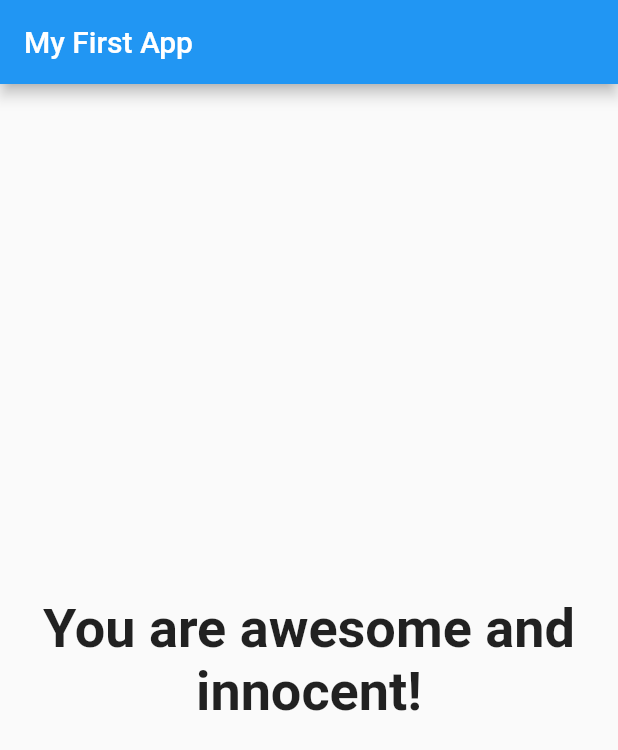
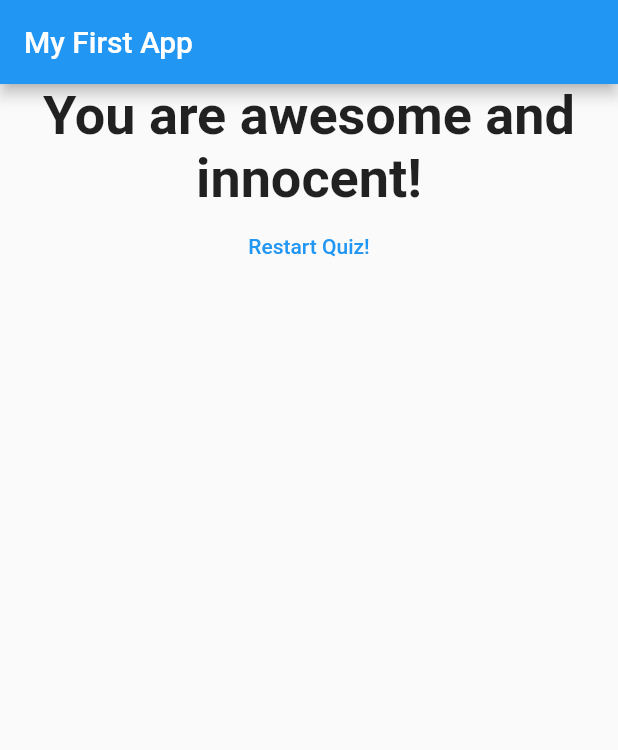
Before and after one commit to sliemansalah/flutter_quiz_app, a Flutter app: the screen it shows after launch, after a tap on "Black", after a tap on "Snake", after a tap on "Max", on a phone screen of 412 x 824 dp. Shown: the top 750 px of the screen. Run offline on Flutter 3.47's test engine with Material 2 defaults, Android fonts, the phone set to English and light mode, and no system bars.

Commit message:
finish app.

```diff
--- a/lib/main.dart
+++ b/lib/main.dart
@@ -13,6 +13,7 @@ class MyApp extends StatefulWidget {
 class _MyAppState extends State<MyApp> {
   var _questionIndex = 0;
   var _totalScore= 0;
+
   final _questions = const [ // use const questions
       {
         'questionText': 'What\'s your favourite color?',
@@ -27,6 +28,13 @@ class _MyAppState extends State<MyApp> {
         'answers': ['Max', 'Max', 'Max', 'Max'],
       }
     ];
+
+  void _resetQuiz() {
+    setState(() {
+      _questionIndex = 0;
+      _totalScore = 0;
+    });
+  }
   void _answerQuestion() {
     setState(() {
       _questionIndex = _questionIndex + 1;
@@ -52,7 +60,7 @@ class _MyAppState extends State<MyApp> {
               questionIndex: _questionIndex,
               questions: _questions,
             )
-            : Result(_totalScore)
+            : Result(_totalScore, _resetQuiz)
             ));
   }
 }
--- a/lib/result.dart
+++ b/lib/result.dart
@@ -2,13 +2,14 @@ import 'package:flutter/material.dart';
 
 class Result extends StatelessWidget {
   final int resultScore;
-  Result(this.resultScore);
+  final Function resetHandler;
+  Result(this.resultScore, this.resetHandler);
 
   String get resultPhrase {
     String resultText;
-    if(resultScore <= 8) {
+    if (resultScore <= 8) {
       resultText = 'You are awesome and innocent!';
-    } else if (resultScore <= 12 ) {
+    } else if (resultScore <= 12) {
       resultText = 'Pretty likeable!';
     } else if (resultScore <= 16) {
       resultText = 'You are ... strange?!';
@@ -20,10 +21,19 @@ class Result extends StatelessWidget {
 
   Widget build(BuildContext context) {
     return Center(
-      child: Text(
-        resultPhrase,
-        style: TextStyle(fontSize: 36, fontWeight: FontWeight.bold),
-        textAlign: TextAlign.center,
+      child: Column(
+        children: <Widget>[
+          Text(
+            resultPhrase,
+            style: TextStyle(fontSize: 36, fontWeight: FontWeight.bold),
+            textAlign: TextAlign.center,
+          ),
+          FlatButton(
+            child: Text('Restart Quiz!'),
+            textColor: Colors.blue,
+            onPressed: resetHandler,
+          )
+        ],
       ),
     );
   }
```
